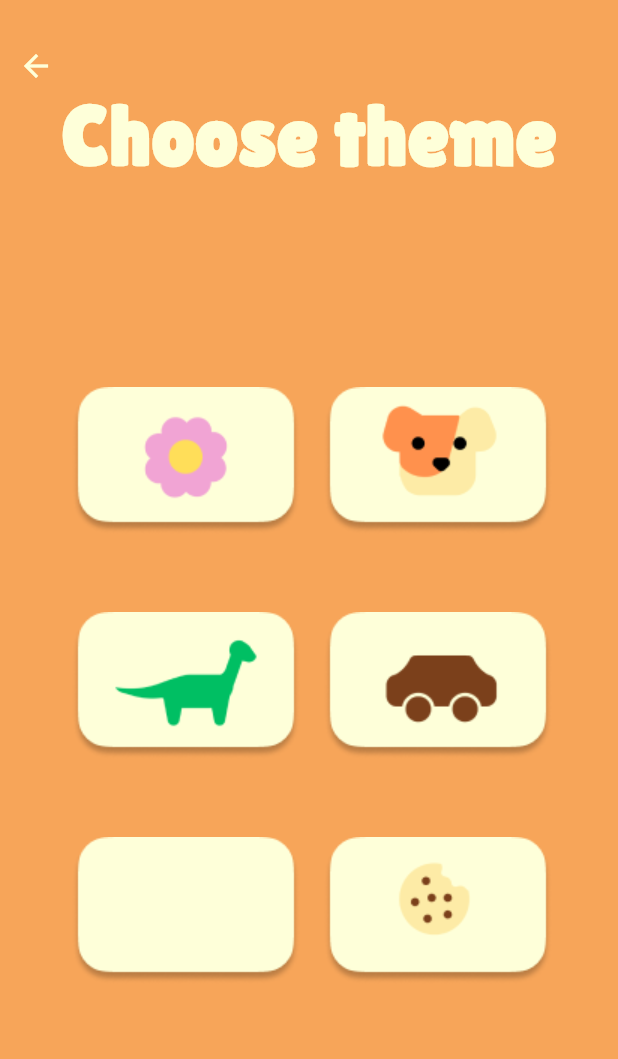
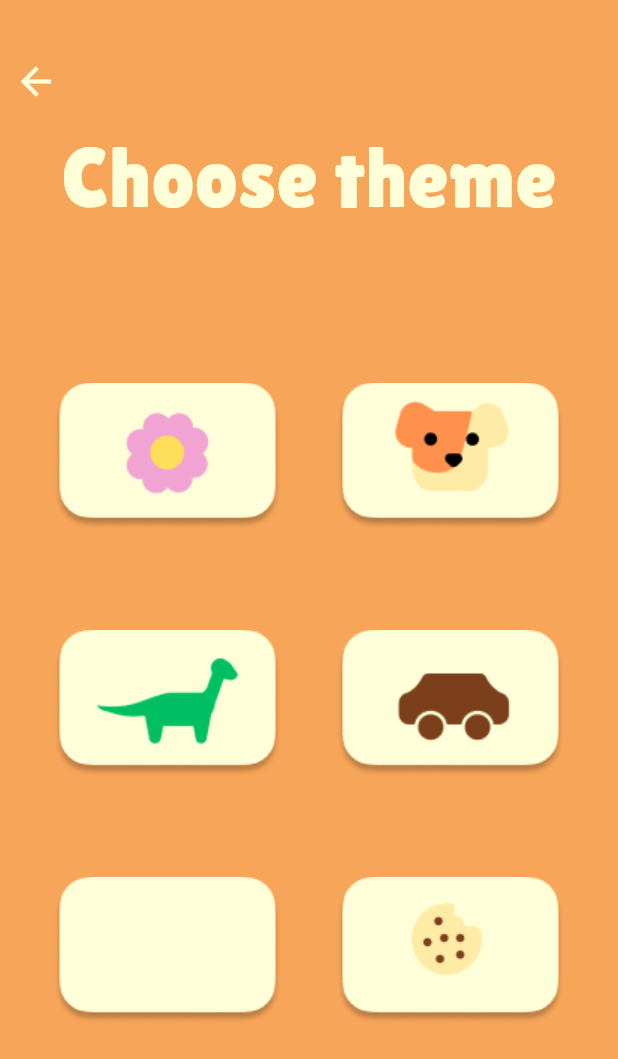
Before and after one commit to amela-akija/animattio_mobile_app, a Flutter app: the ThemePage screen opened directly, on a phone screen of 412 x 824 dp. Shown: the top 1059 px of the screen. Run offline on Flutter 3.47's test engine with Material 3 defaults, Android fonts, the phone set to English and light mode, and no system bars.

Commit message:
responsive ui

```diff
--- a/lib/theme_page.dart
+++ b/lib/theme_page.dart
@@ -7,20 +7,34 @@ class ThemePage extends StatelessWidget {
 
   @override
   Widget build(BuildContext context) {
+    //Strings
     String themeTitle = "Choose theme";
+
+    //Colors
     Color pageColor = const Color(0xFFF7A559);
-    //Color buttonColor = const Color(0xFF2A470C);
     Color titleColor = const Color(0xFFFEFFD9);
+
+    //Size
+    dynamic deviceSize, height, width;
+    deviceSize = MediaQuery.of(context).size;
+    height = deviceSize.height;
+    width = deviceSize.width;
 
     return Scaffold(
       backgroundColor: pageColor,
       body: Stack(
         children: <Widget>[
-          Positioned(
-            top: 20,
-            left: 0,
+          Center(
+            child: Column(
+              mainAxisAlignment: MainAxisAlignment.start,
+              children: <Widget>[
+                const SizedBox(height: 30),
+                Align(
+                  alignment: Alignment.topLeft,
                   child: IconButton(
-              icon: Icon(Icons.arrow_back, color: titleColor),
+                    icon: const Icon(Icons.arrow_back),
+                    color: titleColor,
+                    iconSize: 30,
                     onPressed: () {
                       Navigator.of(context).push(
                           MaterialPageRoute(builder: (BuildContext context) {
@@ -29,90 +43,106 @@ class ThemePage extends StatelessWidget {
                     },
                   ),
                 ),
-          Positioned(
-            top: 50,
-            left: 0,
-            right: 0,
-            child: Center(
-              child: Text(
+                Text(
                   themeTitle,
+                  textAlign: TextAlign.center,
                   style: TextStyle(
                     color: titleColor,
                     fontSize: 56,
-                  fontFamily: "Lilita One",
-                  fontWeight: FontWeight.bold,
+                    fontFamily: 'Lilita One',
                   ),
-              ),
-            ),
-          ),
-          Positioned(
-            top: 250,
-            left: 40,
-            child: Row(
-              children: [
-                IconButton(
-                  icon: Image.asset('assets/theme_page/icons/flower_icon.png'),
-                  iconSize: 50,
-                  onPressed: () {Navigator.of(context).push(
-                          MaterialPageRoute(builder: (BuildContext context) {
-                        return const ModePage();
-                      }));},
-                ),
-                IconButton(
-                  icon: Image.asset('assets/theme_page/icons/animal_icon.png'),
-                  iconSize: 50,
-                  onPressed: () {Navigator.of(context).push(
-                          MaterialPageRoute(builder: (BuildContext context) {
-                        return const ModePage();
-                      }));},
                 ),
               ],
             ),
           ),
           Positioned(
-            top: 400,
-            left: 40,
+             left: 0,
+            right: 0,
+            top: height * 0.3,
             child: Row(
+              mainAxisAlignment: MainAxisAlignment.center,
               children: [
                 IconButton(
-                  icon: Image.asset('assets/theme_page/icons/dinosaur_icon.png'),
+                  icon: Image.asset('assets/theme_page/icons/flower_icon.png'),
                   iconSize: 50,
-                  onPressed: () {Navigator.of(context).push(
+                  onPressed: () {
+                    Navigator.of(context).push(
                         MaterialPageRoute(builder: (BuildContext context) {
                       return const ModePage();
-                      }));},
+                    }));
+                  },
                 ),
+                SizedBox(width: width*0.05,),
                 IconButton(
-                  icon: Image.asset('assets/theme_page/icons/car_icon.png'),
+                  icon: Image.asset('assets/theme_page/icons/animal_icon.png'),
                   iconSize: 50,
-                  onPressed: () {Navigator.of(context).push(
+                  onPressed: () {
+                    Navigator.of(context).push(
                         MaterialPageRoute(builder: (BuildContext context) {
                       return const ModePage();
-                      }));},
+                    }));
+                  },
                 ),
               ],
             ),
           ),
           Positioned(
-            top: 550,
-            left: 40,
+             left: 0,
+            right: 0,
+            top: height * 0.5,
             child: Row(
+              mainAxisAlignment: MainAxisAlignment.center,
+              children: [
+                IconButton(
+                  icon:
+                      Image.asset('assets/theme_page/icons/dinosaur_icon.png'),
+                  iconSize: 50,
+                  onPressed: () {
+                    Navigator.of(context).push(
+                        MaterialPageRoute(builder: (BuildContext context) {
+                      return const ModePage();
+                    }));
+                  },
+                ), SizedBox(width: width*0.05,),
+                IconButton(
+                  icon: Image.asset('assets/theme_page/icons/car_icon.png'),
+                  iconSize: 50,
+                  onPressed: () {
+                    Navigator.of(context).push(
+                        MaterialPageRoute(builder: (BuildContext context) {
+                      return const ModePage();
+                    }));
+                  },
+                ),
+              ],
+            ),
+          ),
+          Positioned(
+             left: 0,
+            right: 0,
+            top: height * 0.7,
+            child: Row(
+              mainAxisAlignment: MainAxisAlignment.center,
               children: [
                 IconButton(
                   icon: Image.asset('assets/theme_page/icons/shape_icon.png'),
                   iconSize: 50,
-                  onPressed: () {Navigator.of(context).push(
+                  onPressed: () {
+                    Navigator.of(context).push(
                         MaterialPageRoute(builder: (BuildContext context) {
                       return const ModePage();
-                      }));},
-                ),
+                    }));
+                  },
+                ), SizedBox(width: width*0.05,),
                 IconButton(
                   icon: Image.asset('assets/theme_page/icons/candy_icon.png'),
                   iconSize: 50,
-                  onPressed: () {Navigator.of(context).push(
+                  onPressed: () {
+                    Navigator.of(context).push(
                         MaterialPageRoute(builder: (BuildContext context) {
                       return const ModePage();
-                      }));},
+                    }));
+                  },
                 ),
               ],
             ),
```
Also changed, not shown: lib/main.dart (+4 -4 lines), lib/mode_page.dart (+26 -4 lines). Lines whose indentation alone changed are shown as unchanged.
